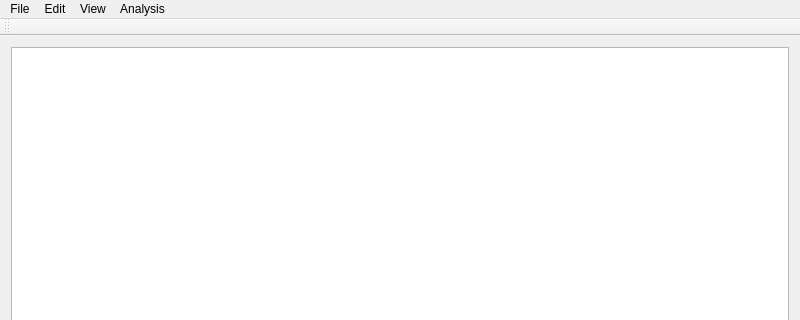
Before: the Qt Designer form mainwindow.ui in mansieber/forg, drawn with Qt 5; both pictures show x 0 to 800 and y 0 to 320 of the 800 by 500 pixel window.
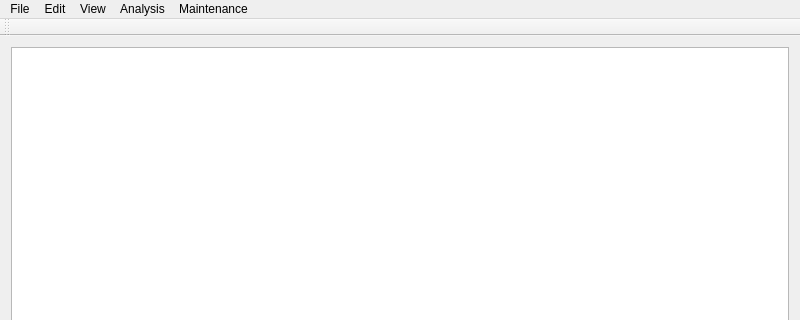
After: the same form once the commit is applied.

Commit message: ConsistencyCheck added to main menu. Comment in cpp revised.

```diff
--- a/mainwindow.ui
+++ b/mainwindow.ui
@@ -82,7 +82,7 @@
      <x>0</x>
      <y>0</y>
      <width>800</width>
-     <height>21</height>
+     <height>22</height>
     </rect>
    </property>
    <widget class="QMenu" name="menuFile">
@@ -121,10 +121,17 @@
     <addaction name="actionAnalysisWaters"/>
     <addaction name="actionZonalDistribution"/>
    </widget>
+   <widget class="QMenu" name="menuMaintenance">
+    <property name="title">
+     <string>Maintenance</string>
+    </property>
+    <addaction name="actionConsistencyCheck"/>
+   </widget>
    <addaction name="menuFile"/>
    <addaction name="menuEdit"/>
    <addaction name="menuView"/>
    <addaction name="menuAnalysis"/>
+   <addaction name="menuMaintenance"/>
   </widget>
   <action name="actionFile">
    <property name="text">
```
Left out of the diff: 5 changed lines with no effect on the pictures. The commit also changes 3 other files.
